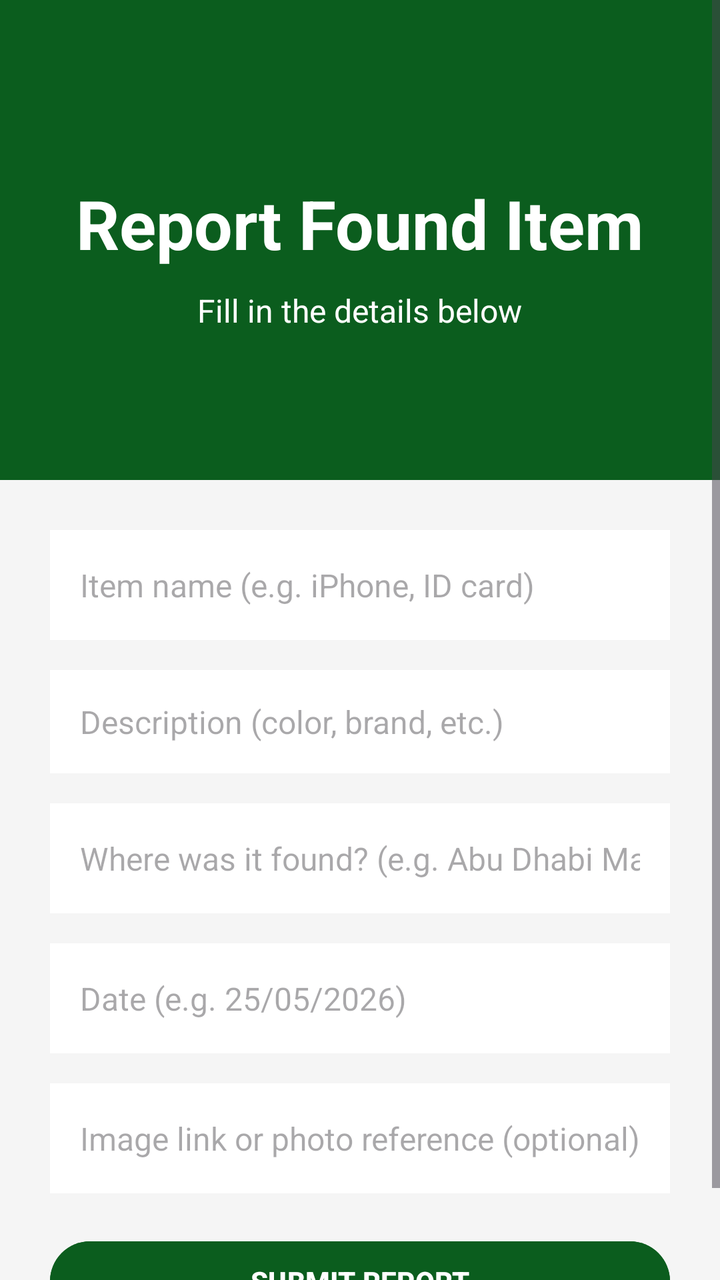
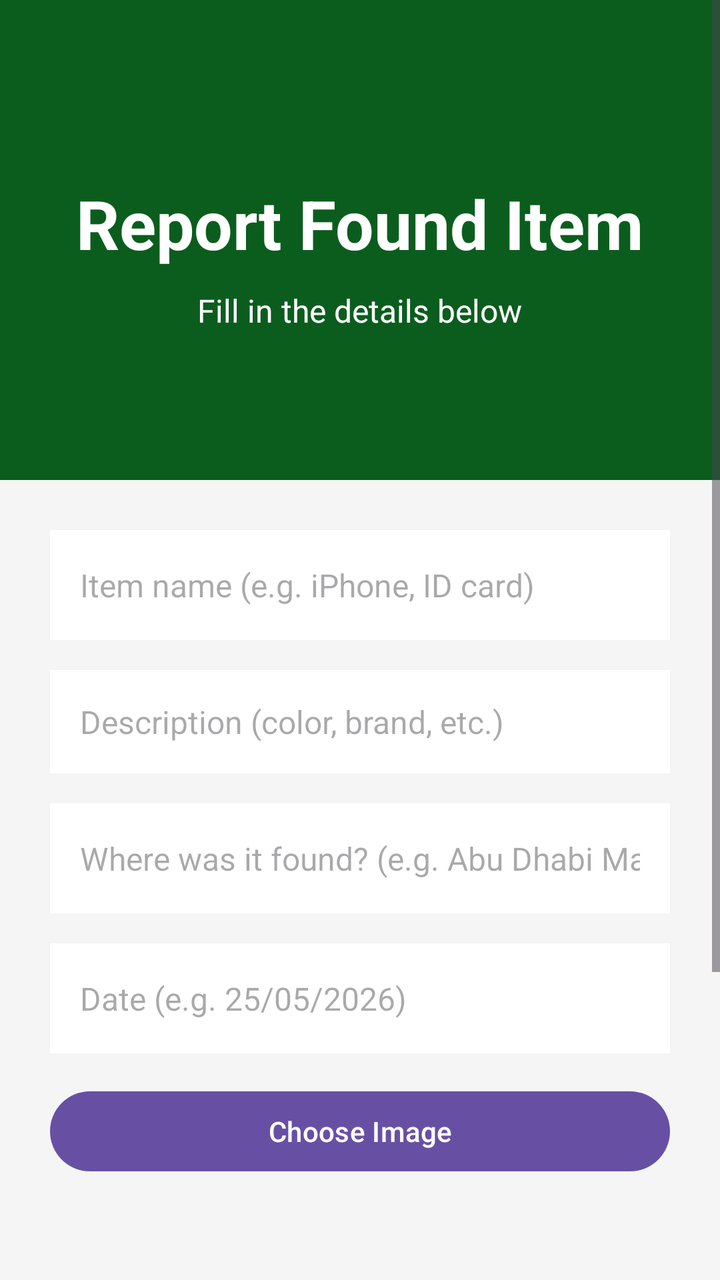

The first picture is an Android layout as it rendered before a commit; the second is the same layout after the commit. The layout source and the unified diff follow.
<!-- AndroidManifest.xml: application theme Theme.LostAndFoundUAE -->
<!-- res/layout/fragment_report_found.xml -->
<?xml version="1.0" encoding="utf-8"?>
<ScrollView xmlns:android="http://schemas.android.com/apk/res/android"
    android:layout_width="match_parent"
    android:layout_height="match_parent"
    android:background="#F5F5F5">

    <LinearLayout
        android:layout_width="match_parent"
        android:layout_height="wrap_content"
        android:orientation="vertical">

        <LinearLayout
            android:layout_width="match_parent"
            android:layout_height="240dp"
            android:background="#0B5D1E"
            android:gravity="center"
            android:orientation="vertical">

            <TextView
                android:layout_width="wrap_content"
                android:layout_height="wrap_content"
                android:text="Report Found Item"
                android:textColor="#FFFFFF"
                android:textSize="34sp"
                android:textStyle="bold"
                android:layout_marginTop="15dp" />

            <TextView
                android:layout_width="wrap_content"
                android:layout_height="wrap_content"
                android:text="Fill in the details below"
                android:textColor="#FFFFFF"
                android:textSize="16sp"
                android:layout_marginTop="10dp" />
        </LinearLayout>

        <LinearLayout
            android:layout_width="match_parent"
            android:layout_height="wrap_content"
            android:orientation="vertical"
            android:padding="25dp">

            <EditText
                android:id="@+id/input_item_name"
                android:layout_width="match_parent"
                android:layout_height="55dp"
                android:background="#FFFFFF"
                android:hint="Item name (e.g. iPhone, ID card)"
                android:padding="15dp"
                android:textSize="16sp"
                android:inputType="text" />

            <EditText
                android:id="@+id/input_description"
                android:layout_width="match_parent"
                android:layout_height="wrap_content"
                android:background="#FFFFFF"
                android:hint="Description (color, brand, etc.)"
                android:padding="15dp"
                android:minLines="3"
                android:gravity="top"
                android:textSize="16sp"
                android:layout_marginTop="15dp"
                android:inputType="text" />

            <EditText
                android:id="@+id/input_location"
                android:layout_width="match_parent"
                android:layout_height="55dp"
                android:background="#FFFFFF"
                android:hint="Where was it found? (e.g. Abu Dhabi Mall)"
                android:padding="15dp"
                android:textSize="16sp"
                android:layout_marginTop="15dp"
                android:inputType="text" />

            <EditText
                android:id="@+id/input_date"
                android:layout_width="match_parent"
                android:layout_height="55dp"
                android:background="#FFFFFF"
                android:hint="Date (e.g. 25/05/2026)"
                android:padding="15dp"
                android:textSize="16sp"
                android:layout_marginTop="15dp"
                android:inputType="text" />

            <EditText
                android:id="@+id/input_image_link"
                android:layout_width="match_parent"
                android:layout_height="55dp"
                android:background="#FFFFFF"
                android:hint="Image link or photo reference (optional)"
                android:padding="15dp"
                android:textSize="16sp"
                android:layout_marginTop="15dp"
                android:inputType="text" />

            <Button
                android:id="@+id/btn_submit"
                android:layout_width="match_parent"
                android:layout_height="wrap_content"
                android:text="SUBMIT REPORT"
                android:textStyle="bold"
                android:textColor="#FFFFFF"
                android:backgroundTint="#0B5D1E"
                android:layout_marginTop="20dp" />

        </LinearLayout>
    </LinearLayout>
</ScrollView>
<!-- resources referenced by this layout -->
<resources>
  <style name="Theme.LostAndFoundUAE" parent="Base.Theme.LostAndFoundUAE" />
  <style name="Base.Theme.LostAndFoundUAE" parent="Theme.Material3.DayNight">
  
          
      </style>
</resources>

<!-- the commit's change to res/layout/fragment_report_found.xml (unified diff, before → after) -->
@@ -85,16 +85,20 @@
                 android:layout_marginTop="15dp"
                 android:inputType="text" />
 
-            <EditText
-                android:id="@+id/input_image_link"
+            <Button
+                android:id="@+id/btnPickImage"
                 android:layout_width="match_parent"
-                android:layout_height="55dp"
-                android:background="#FFFFFF"
-                android:hint="Image link or photo reference (optional)"
-                android:padding="15dp"
-                android:textSize="16sp"
-                android:layout_marginTop="15dp"
-                android:inputType="text" />
+                android:layout_height="wrap_content"
+                android:text="Choose Image"
+                android:layout_marginTop="15dp" />
+
+            <ImageView
+                android:id="@+id/imagePreview"
+                android:layout_width="150dp"
+                android:layout_height="150dp"
+                android:layout_gravity="center"
+                android:layout_marginTop="10dp"
+                android:scaleType="centerCrop" />
 
             <Button
                 android:id="@+id/btn_submit"
